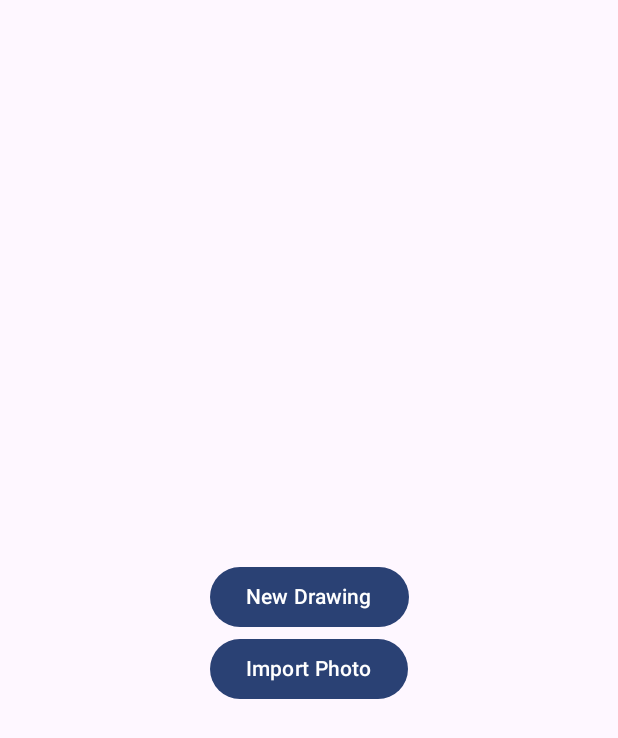
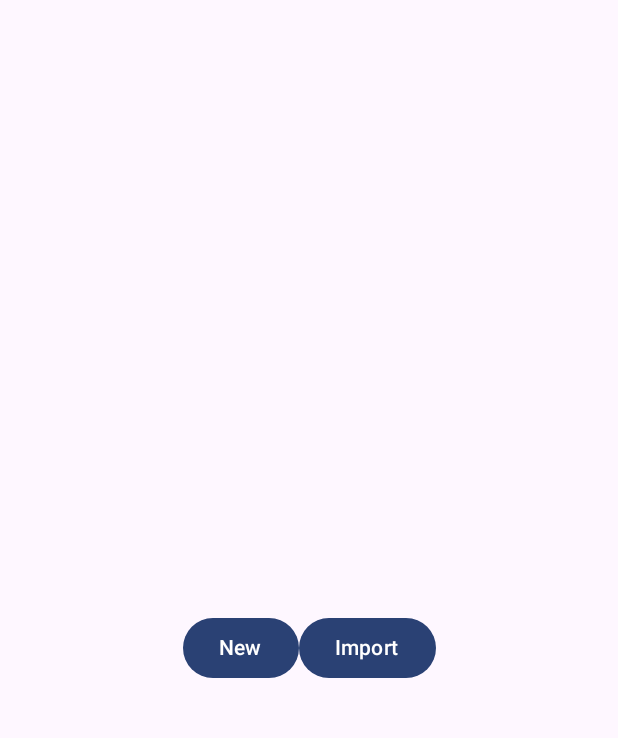
Before and after one commit to owlbegone/CS4530Project_u1283734_u1370966_u1408202, an Android app built with Jetpack Compose: the MainScreen screen opened through its navigation route, on a phone screen of 412 x 824 dp. Shown: the top 738 px of the screen. Run offline under Robolectric (Android 15) with nearby library versions, the phone set to English and light mode, and no system bars; our stand-ins replace Room's generated code; 1 statement that could not run was skipped.

Commit message:
Bug completely fixed, even for imports

```diff
--- a/app/src/main/java/com/example/drawingapplication/screens/MainScreen.kt
+++ b/app/src/main/java/com/example/drawingapplication/screens/MainScreen.kt
@@ -69,19 +69,16 @@ fun MainScreen(navController: NavHostController, myVM: MainViewModel = viewModel
     Column (modifier = Modifier.fillMaxSize(),
         verticalArrangement = Arrangement.Center,
         horizontalAlignment = Alignment.CenterHorizontally) {
-        Spacer(Modifier.height(20.dp))
-        // this should create a new canvas, not navigate to an existing one
-
-//        Button(onClick = {navController.navigate("canvas/${drawing.id}")}) {
+        Spacer(Modifier.height(40.dp))
+        Row{
             Button(
                 modifier = Modifier.testTag("NewButton"),
                 onClick = {
                     navController.navigate("canvas/-1?newDrawing=true?startingImg=")
 
                 }) {
-            Text("New Drawing")
+                Text("New")
             }
-
             Button(
                 modifier = Modifier.testTag("ImportButton"),
                 onClick = {
@@ -89,8 +86,10 @@ fun MainScreen(navController: NavHostController, myVM: MainViewModel = viewModel
                 }
             )
             {
-            Text("Import Photo")
+                Text("Import")
             }
+        }
+
 
         Row {
             LazyColumn(
@@ -109,7 +108,7 @@ fun MainScreen(navController: NavHostController, myVM: MainViewModel = viewModel
                             modifier = Modifier
                                 .testTag("SavedImage")
                                 .size(300.dp)
-                                .clickable { navController.navigate("canvas/${drawingEntity?.id}?newDrawing=false") }
+                                .clickable { navController.navigate("canvas/${drawingEntity?.id}?newDrawing=false?startingImg=") }
                                 .background(Color.Transparent)
                         )
                     } else {
@@ -117,7 +116,7 @@ fun MainScreen(navController: NavHostController, myVM: MainViewModel = viewModel
                             modifier = Modifier
                                 .size(300.dp)
                                 .background(Color.Gray)
-                                .clickable { navController.navigate("canvas/${drawingEntity?.id}") }
+                                .clickable { navController.navigate("canvas/${drawingEntity?.id}?newDrawing=false?startingImg=") }
                         )
                     }
 
```
Also changed, not shown: app/src/main/java/com/example/drawingapplication/screens/CanvasScreen.kt (+27 -10 lines). Lines whose indentation alone changed are shown as unchanged.
